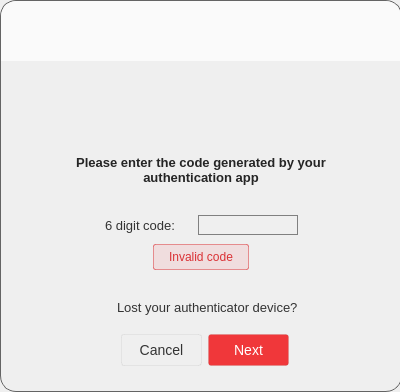
Before: the Qt Designer form src/MEGASync/gui/linux/GuestWidget.ui in meganz/MEGAsync, drawn with Qt 5.
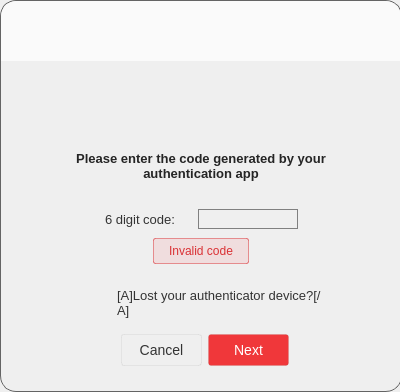
After: the same form once the commit is applied. Icons and pictures are not drawn.

Commit message: Update ui strings and source translation file

Diff of the .ui file:
```diff
--- a/src/MEGASync/gui/linux/GuestWidget.ui
+++ b/src/MEGASync/gui/linux/GuestWidget.ui
@@ -2543,7 +2543,7 @@
                <cursorShape>PointingHandCursor</cursorShape>
               </property>
               <property name="text">
-               <string>Lost your authenticator device?</string>
+               <string>[A]Lost your authenticator device?[/A]</string>
               </property>
               <property name="textFormat">
                <enum>Qt::RichText</enum>
```
The commit also changes 3 other files.
